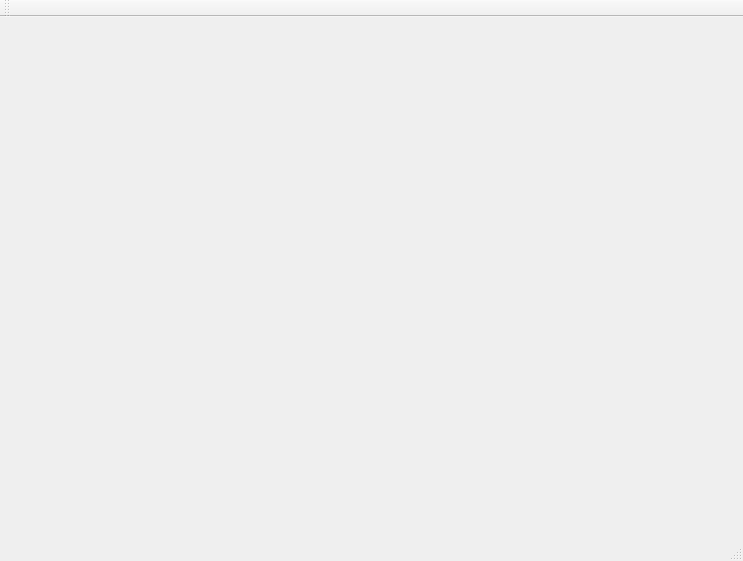
Before: the Qt Designer form mainwindow.ui in chrisfair/QtWordsInterface, drawn with Qt 5.
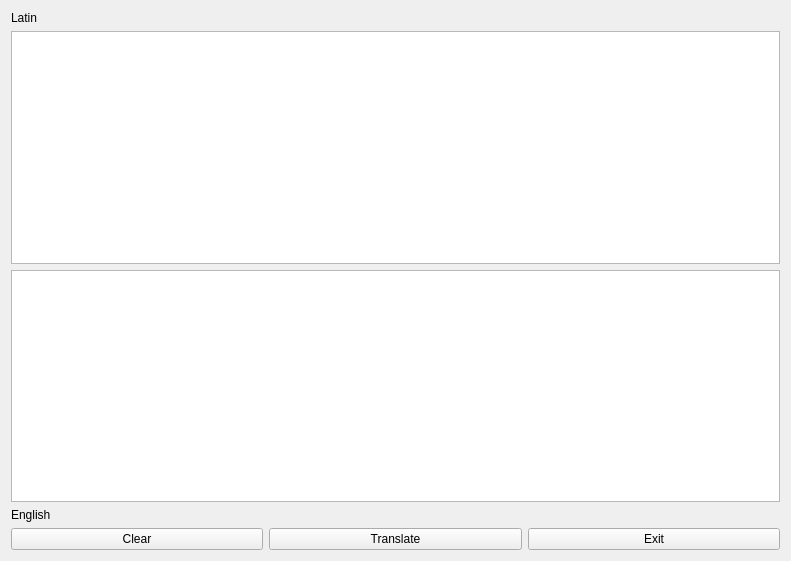
After: the same form once the commit is applied.

Commit message: modified:   LatinGraphicsUserInterface.pro.user 	modified:   main.cpp 	modified:   mainwindow.cpp 	modified:   mainwindow.h 	modified:   mainwindow.ui

```diff
--- a/mainwindow.ui
+++ b/mainwindow.ui
@@ -6,33 +6,86 @@
    <rect>
     <x>0</x>
     <y>0</y>
-    <width>743</width>
+    <width>791</width>
     <height>561</height>
    </rect>
   </property>
   <property name="windowTitle">
    <string>MainWindow</string>
   </property>
-  <widget class="QWidget" name="centralWidget"/>
-  <widget class="QMenuBar" name="menuBar">
-   <property name="geometry">
-    <rect>
-     <x>0</x>
-     <y>0</y>
-     <width>743</width>
-     <height>23</height>
-    </rect>
-   </property>
+  <widget class="QWidget" name="centralWidget">
+   <layout class="QGridLayout" name="gridLayout_2">
+    <item row="0" column="0">
+     <layout class="QGridLayout" name="gridLayout">
+      <property name="sizeConstraint">
+       <enum>QLayout::SetMinAndMaxSize</enum>
+      </property>
+      <item row="0" column="0">
+       <widget class="QLabel" name="label">
+        <property name="text">
+         <string>Latin</string>
+        </property>
+       </widget>
+      </item>
+      <item row="1" column="0">
+       <widget class="QTextEdit" name="EditLatin">
+        <property name="sizePolicy">
+         <sizepolicy hsizetype="Expanding" vsizetype="Expanding">
+          <horstretch>0</horstretch>
+          <verstretch>0</verstretch>
+         </sizepolicy>
+        </property>
+       </widget>
+      </item>
+      <item row="2" column="0">
+       <widget class="QTextEdit" name="EditEnglish">
+        <property name="sizePolicy">
+         <sizepolicy hsizetype="Expanding" vsizetype="Expanding">
+          <horstretch>0</horstretch>
+          <verstretch>0</verstretch>
+         </sizepolicy>
+        </property>
+       </widget>
+      </item>
+      <item row="3" column="0">
+       <widget class="QLabel" name="label_2">
+        <property name="text">
+         <string>English</string>
+        </property>
+       </widget>
+      </item>
+      <item row="4" column="0">
+       <layout class="QHBoxLayout" name="horizontalLayout">
+        <item>
+         <widget class="QPushButton" name="ClearText">
+          <property name="text">
+           <string>Clear</string>
+          </property>
+         </widget>
+        </item>
+        <item>
+         <widget class="QPushButton" name="Translate">
+          <property name="text">
+           <string>Translate</string>
+          </property>
+          <property name="autoDefault">
+           <bool>false</bool>
+          </property>
+         </widget>
+        </item>
+        <item>
+         <widget class="QPushButton" name="Exit">
+          <property name="text">
+           <string>Exit</string>
+          </property>
+         </widget>
+        </item>
+       </layout>
+      </item>
+     </layout>
+    </item>
+   </layout>
   </widget>
-  <widget class="QToolBar" name="mainToolBar">
-   <attribute name="toolBarArea">
-    <enum>TopToolBarArea</enum>
-   </attribute>
-   <attribute name="toolBarBreak">
-    <bool>false</bool>
-   </attribute>
-  </widget>
-  <widget class="QStatusBar" name="statusBar"/>
  </widget>
  <layoutdefault spacing="6" margin="11"/>
  <resources/>
```
The commit also changes 4 other files.
